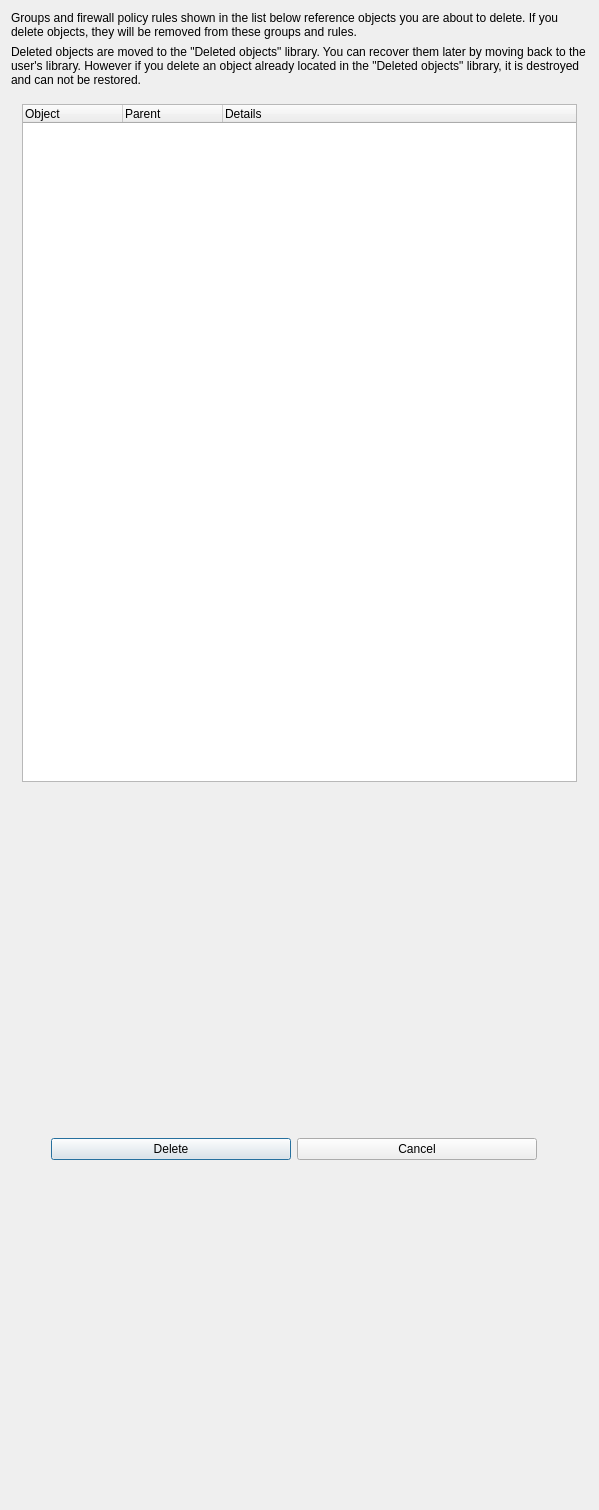
fwbuilder/fwbuilder, file src/gui/confirmdeleteobjectdialog_q.ui: the form before one commit.
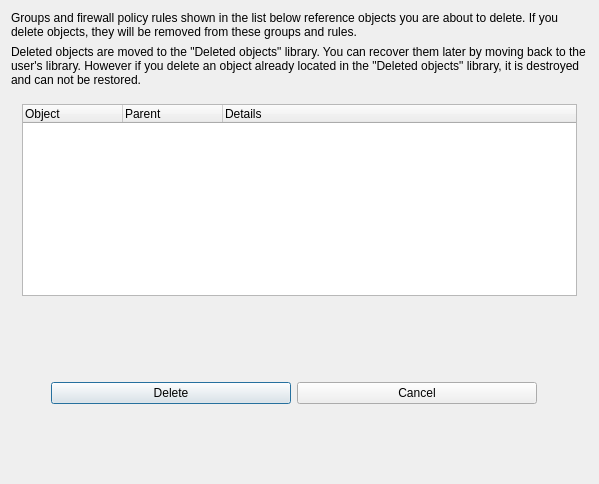
The form after the commit.

What changed in the file:
```diff
--- a/src/gui/confirmdeleteobjectdialog_q.ui
+++ b/src/gui/confirmdeleteobjectdialog_q.ui
@@ -6,7 +6,7 @@
     <x>0</x>
     <y>0</y>
     <width>599</width>
-    <height>1510</height>
+    <height>484</height>
    </rect>
   </property>
   <property name="windowTitle" >
```
Left out of the diff: 1 changed line with no effect on the pictures.
